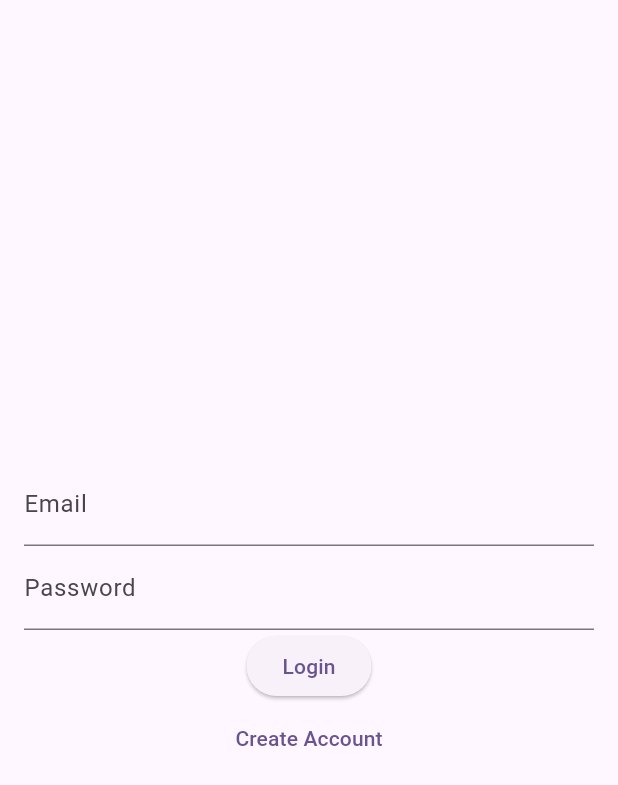
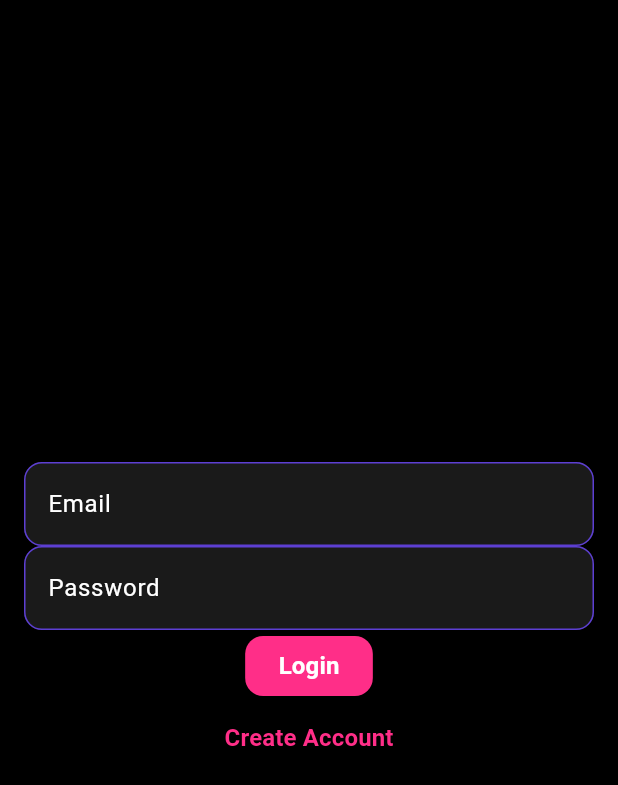
Before and after one commit to Peaceanquiet/FinancialBuddy, a Flutter app: the screen it shows after launch, on a phone screen of 412 x 824 dp. Shown: the top 785 px of the screen. Run offline on Flutter 3.47's test engine with Material 3 defaults, Android fonts, the phone set to English and light mode, and no system bars; our stand-ins replace flutter_dotenv, shared_preferences, supabase_flutter; accounts and stored records are empty.

Commit message:
Merged PR 70: First round of Theme implementation by Emily

```diff
--- a/src/financial_buddy/lib/main.dart
+++ b/src/financial_buddy/lib/main.dart
@@ -2,6 +2,7 @@ import 'package:financial_buddy/pages/finances.dart';
 import 'package:flutter/material.dart';
 import 'package:flutter_dotenv/flutter_dotenv.dart'; // Loads environment variables from a .env file
 import 'package:supabase_flutter/supabase_flutter.dart'; // Supabase client for auth and database
+import 'package:financial_buddy/theme/app_theme.dart'; // Custom app theme with colors and styles
 import 'pages/home_screen.dart';
 import 'pages/login_page.dart';
 import 'pages/signup_page.dart';
@@ -34,11 +35,8 @@ class MyApp extends StatelessWidget {
     return MaterialApp(
       title: 'Financial Buddy',
 
-      // Define the app's color scheme using deep purple as the seed color.
-      // Flutter generates a full Material 3 palette from this single color.
-      theme: ThemeData(
-        colorScheme: ColorScheme.fromSeed(seedColor: Colors.deepPurple),
-      ),
+     // Apply the custom dark theme defined in app_theme.dart across the entire app.
+     theme: AppTheme.darkTheme,
 
       // The app always opens on the login page, even if the user has used it before.
       initialRoute: '/login',
--- /dev/null
+++ b/src/financial_buddy/lib/theme/app_theme.dart
@@ -0,0 +1,172 @@
+// This file defines the global theme for the Financial Buddy app, including colors and styles.
+// Design by Natasha Urbanowicz :: Design Implemented by Emily Catt
+
+import 'package:flutter/material.dart';
+
+// COLOR SYSTEM (Design Tokens)
+
+// These match our design document.
+// We store them here so we NEVER hardcode colors in pages.
+class AppColors {
+  static const Color primaryPink = Color(0xFFFF2E88); // main brand color
+  static const Color accentBlue = Color(0xFF00CFFF); // secondary accent
+  static const Color highlightAqua = Color(0xFF00FFFF); // highlight color
+  static const Color secondaryPurple = Color(0xFF5D3FD3); // supporting color
+  static const Color neonGreen = Color(0xFF39FF14); // CTA / success
+  static const Color backgroundBlack = Color(0xFF000000); // app background
+  static const Color textWhite = Color(0xFFFFFFFF); // main text
+
+  // Extra helper colors for dark UI surfaces
+  static const Color darkSurface = Color(0xFF111111); // cards, drawers
+  static const Color darkCard = Color(0xFF1A1A1A); // slightly lighter surface
+  static const Color mutedText = Color(0xFFBDBDBD); // less important text
+  static const Color danger = Color(0xFFFF5252); // delete / error
+}
+
+// GLOBAL APP THEME
+// This is applied in main.dart and controls the ENTIRE app.
+class AppTheme {
+  static ThemeData get darkTheme {
+    return ThemeData(
+      // Use modern Material 3 styling
+      useMaterial3: true,
+
+      // Tell Flutter we are building a dark-themed app
+      brightness: Brightness.dark,
+
+      // Default background for ALL screens (Scaffold)
+      scaffoldBackgroundColor: AppColors.backgroundBlack,
+
+      // COLOR SCHEME (core system)
+      // This feeds colors into many Flutter widgets automatically rather than Flutter using defaults.
+      colorScheme: const ColorScheme.dark(
+        primary: AppColors.primaryPink, // main buttons, FAB, highlights
+        secondary: AppColors.accentBlue, // secondary accents
+        tertiary: AppColors.highlightAqua, // extra highlight usage
+        surface: AppColors.darkSurface, // cards, dialogs, surfaces
+
+        onPrimary: AppColors.textWhite, // text on primary color
+        onSecondary: AppColors.textWhite,
+        onTertiary: AppColors.backgroundBlack,
+        onSurface: AppColors.textWhite,
+      ),
+
+      // APP BAR (top bar)
+      appBarTheme: const AppBarTheme(
+        backgroundColor: AppColors.backgroundBlack,
+        foregroundColor: AppColors.textWhite,
+        centerTitle: true,
+        elevation: 0,
+      ),
+
+      // DRAWER (side menu)
+      drawerTheme: const DrawerThemeData(
+        backgroundColor: AppColors.darkSurface,
+      ),
+
+      // CARDS (your transactions)
+      cardTheme: CardThemeData(
+        color: AppColors.darkSurface,
+        elevation: 4,
+        shape: RoundedRectangleBorder(
+          borderRadius: BorderRadius.circular(14),
+        ),
+        margin: const EdgeInsets.only(bottom: 12),
+      ),
+
+      // FLOATING ACTION BUTTON
+      floatingActionButtonTheme: const FloatingActionButtonThemeData(
+        backgroundColor: AppColors.primaryPink,
+        foregroundColor: AppColors.textWhite,
+      ),
+
+      // PRIMARY BUTTONS
+      elevatedButtonTheme: ElevatedButtonThemeData(
+        style: ElevatedButton.styleFrom(
+          backgroundColor: AppColors.primaryPink,
+          foregroundColor: AppColors.textWhite,
+          shape: RoundedRectangleBorder(
+            borderRadius: BorderRadius.circular(12),
+          ),
+        ),
+      ),
+
+      // TEXT BUTTONS (Edit/Delete)
+      textButtonTheme: TextButtonThemeData(
+        style: TextButton.styleFrom(
+          foregroundColor: AppColors.primaryPink,
+        ),
+      ),
+
+      // INPUT FIELDS (forms)
+      inputDecorationTheme: InputDecorationTheme(
+        filled: true,
+        fillColor: AppColors.darkCard,
+
+        labelStyle: const TextStyle(color: AppColors.textWhite),
+        hintStyle: const TextStyle(color: AppColors.mutedText),
+
+        border: OutlineInputBorder(
+          borderRadius: BorderRadius.circular(12),
+        ),
+
+        enabledBorder: OutlineInputBorder(
+          borderRadius: BorderRadius.circular(12),
+          borderSide: const BorderSide(
+            color: AppColors.secondaryPurple,
+          ),
+        ),
+
+        focusedBorder: OutlineInputBorder(
+          borderRadius: BorderRadius.circular(12),
+          borderSide: const BorderSide(
+            color: AppColors.accentBlue,
+            width: 2,
+          ),
+        ),
+      ),
+
+      // DIALOGS (popups)
+        dialogTheme: DialogThemeData(
+        backgroundColor: AppColors.darkSurface,
+        shape: RoundedRectangleBorder(
+          borderRadius: BorderRadius.circular(16),
+        ),
+      ),
+
+      // DIVIDERS
+      dividerTheme: const DividerThemeData(
+        color: AppColors.mutedText,
+        thickness: 1,
+      ),
+
+      // ICON DEFAULT COLOR
+      iconTheme: const IconThemeData(
+        color: AppColors.textWhite,
+      ),
+
+
+      // TEXT STYLES
+      textTheme: const TextTheme(
+        headlineMedium: TextStyle(
+          color: AppColors.textWhite,
+          fontSize: 24,
+          fontWeight: FontWeight.bold,
+        ),
+        bodyLarge: TextStyle(
+          color: AppColors.textWhite,
+          fontSize: 16,
+        ),
+        bodyMedium: TextStyle(
+          color: AppColors.mutedText,
+          fontSize: 14,
+        ),
+        labelLarge: TextStyle(
+          color: AppColors.textWhite,
+          fontSize: 16,
+          fontWeight: FontWeight.w600,
+        ),
+      ),
+    );
+  }
+}
--- a/src/financial_buddy/lib/widgets/buddy_drawer.dart
+++ b/src/financial_buddy/lib/widgets/buddy_drawer.dart
@@ -1,6 +1,7 @@
 import 'package:flutter/material.dart';
 import 'package:financial_buddy/utils/user_preferences.dart';
 import 'package:financial_buddy/main.dart';
+import 'package:financial_buddy/theme/app_theme.dart';
 
 class BuddyDrawer extends StatelessWidget {
   const BuddyDrawer({super.key, required this.title});
@@ -15,15 +16,16 @@ class BuddyDrawer extends StatelessWidget {
     final sHeight = MediaQuery.of(context).size.height;
 
     return Drawer(
-      backgroundColor: Colors.white,
+      backgroundColor: AppColors.darkSurface,
       child: ListView(
         padding: EdgeInsets.zero,
         children: [
           DrawerHeader(
             // This creates that pretty little box, which I believe can house
             // some images later on.
-            decoration: BoxDecoration(color: Colors.deepPurple),
+            decoration: BoxDecoration(color: AppColors.secondaryPurple),
             child: Text(
+              style: const TextStyle(color: AppColors.textWhite),
               title,
               textScaler: TextScaler.linear(1.4),
               textAlign: TextAlign.center,
```
Also changed, not shown: src/financial_buddy/lib/pages/finances.dart (+45 -17 lines), src/financial_buddy/lib/pages/home_screen.dart (+27 -12 lines), src/financial_buddy/lib/pages/transactions_page.dart (+34 -22 lines), src/financial_buddy/pubspec.lock.
